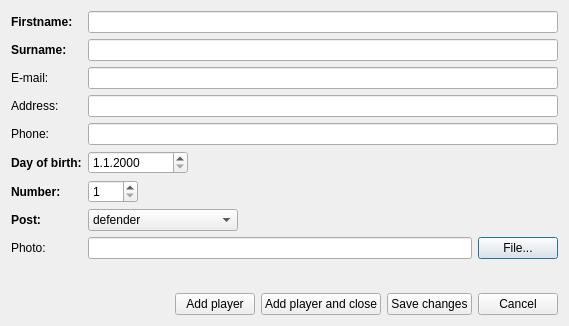
First picture: the form in src/ui/addplayerdlg.ui, repository mige/Floco, before the edit.
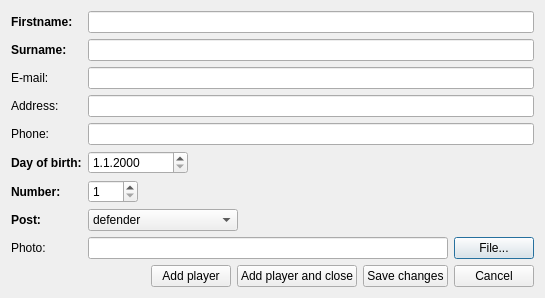
Second picture: the form after the edit. Icons and pictures are not drawn.

What changed in the file:
```diff
--- a/src/ui/addplayerdlg.ui
+++ b/src/ui/addplayerdlg.ui
@@ -6,8 +6,8 @@
    <rect>
     <x>0</x>
     <y>0</y>
-    <width>569</width>
-    <height>326</height>
+    <width>545</width>
+    <height>289</height>
    </rect>
   </property>
   <property name="windowTitle">
```
